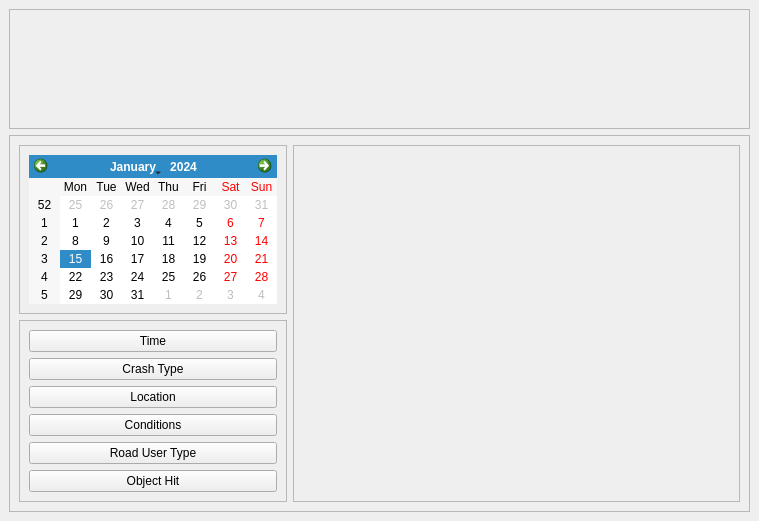
The window that ui/Crash.ui (skuley/Crash-Statistics-Victoria-Visualization) describes before a commit, drawn with Qt 5.
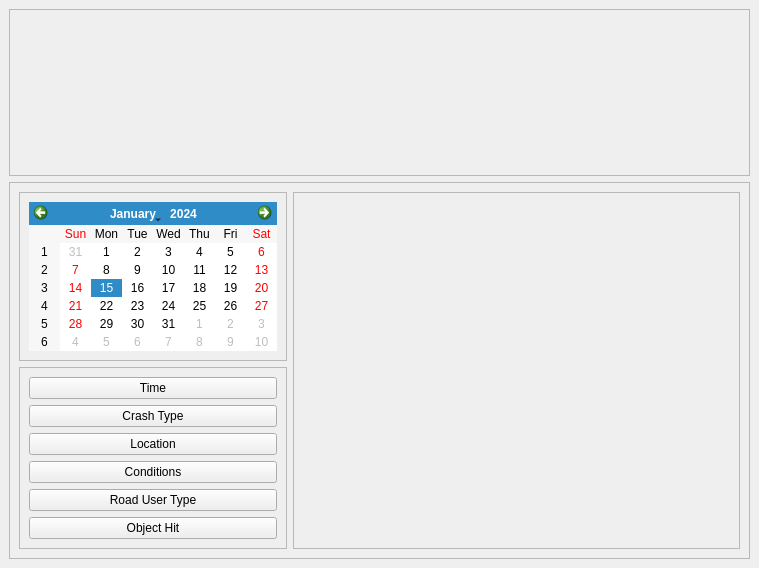
The same window after the commit. Icons and pictures are not drawn.

Patch:
```diff
--- a/ui/Crash.ui
+++ b/ui/Crash.ui
@@ -7,7 +7,7 @@
     <x>0</x>
     <y>0</y>
     <width>759</width>
-    <height>470</height>
+    <height>568</height>
    </rect>
   </property>
   <property name="windowTitle">
@@ -23,6 +23,12 @@
         <verstretch>0</verstretch>
        </sizepolicy>
       </property>
+      <property name="maximumSize">
+       <size>
+        <width>16777215</width>
+        <height>640</height>
+       </size>
+      </property>
       <property name="frameShape">
        <enum>QFrame::StyledPanel</enum>
       </property>
@@ -33,7 +39,7 @@
        <item>
         <widget class="QLabel" name="label">
          <property name="sizePolicy">
-          <sizepolicy hsizetype="Preferred" vsizetype="Fixed">
+          <sizepolicy hsizetype="Preferred" vsizetype="Preferred">
            <horstretch>0</horstretch>
            <verstretch>0</verstretch>
           </sizepolicy>
@@ -47,7 +53,7 @@
          <property name="maximumSize">
           <size>
            <width>16777215</width>
-           <height>2796202</height>
+           <height>640</height>
           </size>
          </property>
          <property name="baseSize">
@@ -89,7 +95,11 @@
          </property>
          <layout class="QVBoxLayout" name="verticalLayout_3">
           <item alignment="Qt::AlignLeft|Qt::AlignTop">
-           <widget class="QCalendarWidget" name="calendarWidget"/>
+           <widget class="QCalendarWidget" name="calendarWidget">
+            <property name="locale">
+             <locale language="English" country="UnitedStates"/>
+            </property>
+           </widget>
           </item>
          </layout>
         </widget>
```
